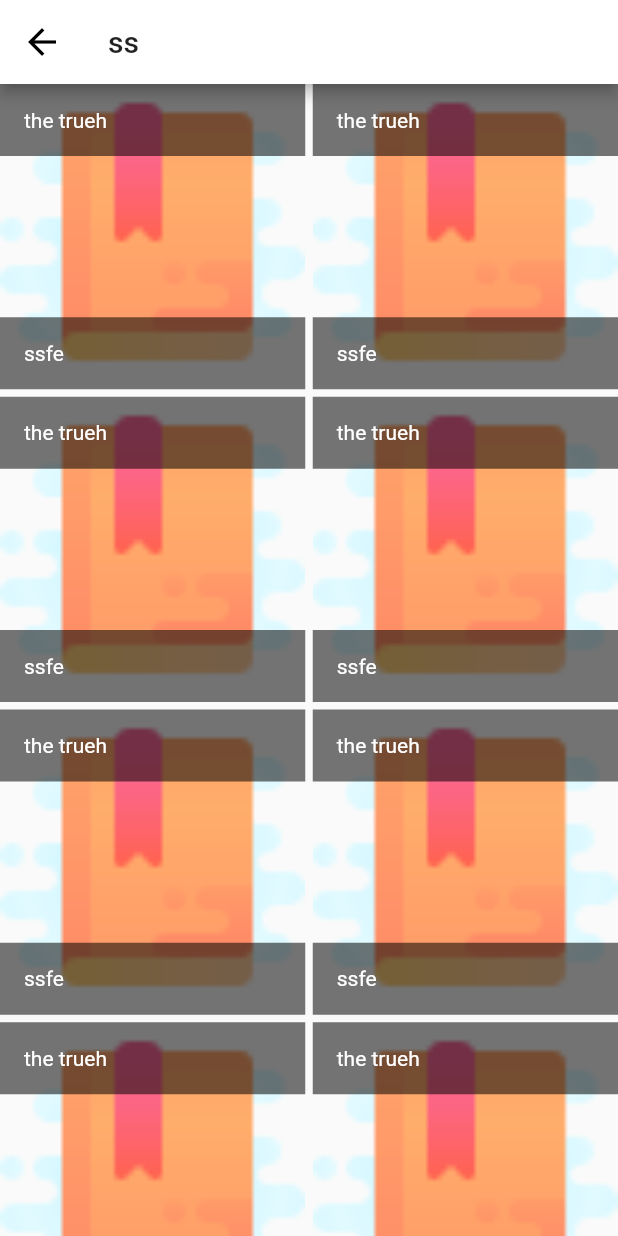
After one commit to akshayyadav76/the_management, a Flutter app: the LibraryDashbordScreen screen opened by its route, after a tap on "MB Series", on a phone screen of 412 x 824 dp. The commit adds this screen. Run offline on Flutter 3.47's test engine with Material 2 defaults, Android fonts, the phone set to English and light mode, and no system bars; missing offline and left inert: flutter_webview_plugin; network calls fail; Roboto replaces fonts that are missing (OleoScript).

Commit message:
books list added

```diff
--- a/lib/main.dart
+++ b/lib/main.dart
@@ -8,6 +8,7 @@ import './provider/student.dart';
 import './screens/surveillance_list.dart';
 import './screens/erp_login_screen.dart';
 import './screens/library_dadhboard_screen.dart';
+import './screens/books_list_screen.dart';
 
 void main(){
   runApp(TheManagement());
@@ -40,6 +41,7 @@ class TheManagement extends StatelessWidget {
             SurveillanceList.routeName:(context)=>SurveillanceList(),
             ErpLoginScreen.routName03:(context)=>ErpLoginScreen(),
             LibraryDashbordScreen.routeName04:(context)=>LibraryDashbordScreen(),
+            BooksListScreen.routeName05:(context)=>BooksListScreen(),
           },
         ),
       );
--- a/lib/provider/students.dart
+++ b/lib/provider/students.dart
@@ -3376,6 +3376,9 @@ class Students with ChangeNotifier {
     return _allStudents.where((list)=>list.isSurveillance).toList();
   }
 
+  Future<void>getBooksData()async{
+
+  }
 
 
 
--- /dev/null
+++ b/lib/screens/books_list_screen.dart
@@ -0,0 +1,75 @@
+import 'package:flutter/material.dart';
+
+class BooksListScreen extends StatelessWidget {
+  static const routeName05 = '/bookslistscreen';
+
+  String title = 'ss';
+
+  @override
+  Widget build(BuildContext context) {
+    return Scaffold(
+      appBar: AppBar(
+        title: Text(title),
+      ),
+      body: GridView.builder(
+          gridDelegate: SliverGridDelegateWithFixedCrossAxisCount(
+              crossAxisCount: 2,
+              crossAxisSpacing: 5,
+              mainAxisSpacing: 5,
+              childAspectRatio: 2 / 2),
+          itemCount: 10,
+          itemBuilder: (context, i) {
+            return GridTile(
+              header: GridTileBar(
+                title: Text("the trueh"),
+                backgroundColor: Colors.black54,
+              ),
+              footer: GridTileBar(
+                backgroundColor:Colors.black54,
+                title: Text("ssfe"),),
+              child: Image.asset('assets/books_icon.png',fit: BoxFit.fill,),
+            );
+
+
+//              Card(
+//                child: Column(
+//              children: <Widget>[
+//                Text("the truth"),
+//                Expanded(
+//                  child: Stack(
+//                    fit: StackFit.values[1],
+//                    children: <Widget>[
+//                      Image.asset(
+//                        'assets/books_icon.png',
+//                        fit: BoxFit.contain,
+//                      ),
+//                      Container(
+//                          alignment: Alignment.center,
+//                          margin: EdgeInsets.only(top: 15),
+//                          child: Text(
+//                            "By Sanker ",
+//                          )),
+//                    ],
+//                  ),
+//                ),
+//                Row(
+//                  mainAxisAlignment: MainAxisAlignment.center,
+//                  children: <Widget>[
+//                  Column(
+//                    children: <Widget>[
+//                    Text('Subject'),
+//                    Text("finance"),
+//                  ],),
+//                  SizedBox(width: 5,),
+//                  Column(
+//                    children: <Widget>[
+//                      Text('Subject'),
+//                      Text("finance"),
+//                    ],),
+//                ],),
+//              ],
+//            ));
+          }),
+    );
+  }
+}
--- a/lib/screens/library_dadhboard_screen.dart
+++ b/lib/screens/library_dadhboard_screen.dart
@@ -1,6 +1,7 @@
 import 'package:flutter/material.dart';
 
 import '../widget/book_container.dart';
+import '../screens/books_list_screen.dart';
 
 class LibraryDashbordScreen extends StatelessWidget {
   static const routeName04 ='/libraryscreen';
@@ -127,9 +128,6 @@ class LibraryDashbordScreen extends StatelessWidget {
     );
   }
 
-  Widget customCards(BuildContext context,) {
-
-  }
 
 
 }
--- a/lib/widget/book_container.dart
+++ b/lib/widget/book_container.dart
@@ -1,4 +1,5 @@
 import 'package:flutter/material.dart';
+import '../screens/books_list_screen.dart';
 
 class BookContainer extends StatelessWidget {
 
@@ -10,7 +11,9 @@ class BookContainer extends StatelessWidget {
 
   @override
   Widget build(BuildContext context) {
-     return Material(
+     return InkWell(
+       onTap:(){Navigator.of(context).pushNamed(BooksListScreen.routeName05);} ,
+       child: Material(
         elevation: 5.0,
         borderRadius: BorderRadius.circular(8.0),
         child: Container(
@@ -48,6 +51,7 @@ class BookContainer extends StatelessWidget {
             ],
           ),
         ),
+    ),
      );
   }
 }
--- a/pubspec.yaml
+++ b/pubspec.yaml
@@ -52,6 +52,7 @@ flutter:
     - assets/ocmlogo.png
     - assets/faculty_images/demo.jpg
     - assets/students_photos/
+    - assets/books_icon.png
   #  - images/a_dot_ham.jpeg
 
   # An image asset can refer to one or more resolution-specific "variants", see
```
Also changed, not shown: assets/books_icon.png (added). Lines whose indentation alone changed are shown as unchanged.
